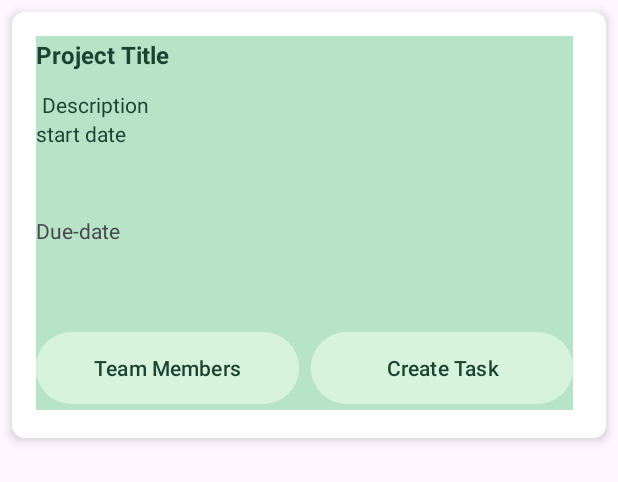
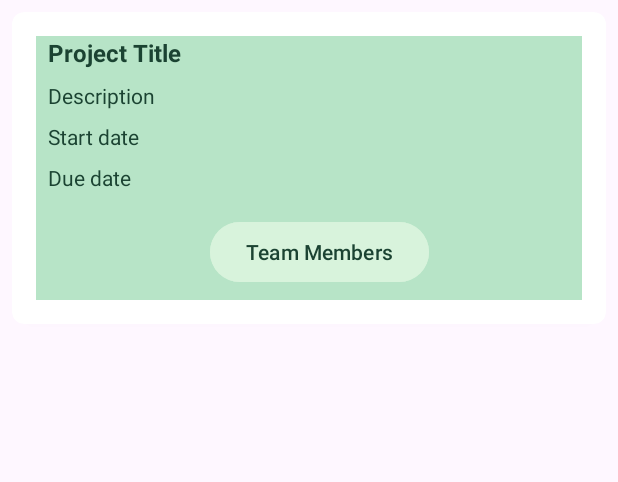
Before and after one commit to osamaps518/Project_Managment_Application, an Android app: the layout activity_project_adapter.xml on its own in the app's theme, with its tools: preview values and no code run, on a phone screen of 412 x 824 dp. Shown: the top 482 px of the screen. Run offline under Robolectric (Android 15) with nearby library versions, the phone set to English and light mode, and no system bars; network calls fail.

Commit message:
Team members management is working corrctly, left to test the notifications activity and the create new task...

```diff
--- a/android/app/src/main/java/com/hfad2/projectmanagmentapplication/activities/TaskDetailActivity.java
+++ b/android/app/src/main/java/com/hfad2/projectmanagmentapplication/activities/TaskDetailActivity.java
@@ -2,9 +2,11 @@ package com.hfad2.projectmanagmentapplication.activities;
 
 import android.os.Bundle;
 
+import androidx.appcompat.app.AppCompatActivity;
+
 import com.hfad2.projectmanagmentapplication.R;
 
-public class TaskDetailActivity extends BaseProjectActivity {
+public class TaskDetailActivity extends AppCompatActivity {
 
     @Override
     protected void onCreate(Bundle savedInstanceState) {
--- a/android/app/src/main/java/com/hfad2/projectmanagmentapplication/activities/UserProfileActivity.java
+++ b/android/app/src/main/java/com/hfad2/projectmanagmentapplication/activities/UserProfileActivity.java
@@ -2,9 +2,11 @@ package com.hfad2.projectmanagmentapplication.activities;
 
 import android.os.Bundle;
 
+import androidx.appcompat.app.AppCompatActivity;
+
 import com.hfad2.projectmanagmentapplication.R;
 
-public class UserProfileActivity extends BaseProjectActivity {
+public class UserProfileActivity extends AppCompatActivity {
 
     @Override
     protected void onCreate(Bundle savedInstanceState) {
--- a/android/app/src/main/java/com/hfad2/projectmanagmentapplication/activities/manager/ManagerDashboardActivity.java
+++ b/android/app/src/main/java/com/hfad2/projectmanagmentapplication/activities/manager/ManagerDashboardActivity.java
@@ -34,7 +34,6 @@ public class ManagerDashboardActivity extends AppCompatActivity {
     private ProjectAdapter projectAdapter;
     private List<Project> projectList;
     private String managerId;
-    private Button btnAddMember;
     private ImageButton btnMenu;
     private DrawerLayout drawerLayout;
     private NavigationView navigationView;
@@ -103,7 +102,7 @@ public class ManagerDashboardActivity extends AppCompatActivity {
                             JSONObject jsonObject = jsonArray.getJSONObject(i);
 
                             // Capture the project_id from the response
-                            String projectId = jsonObject.getString("project_id");
+                            String projectId = jsonObject.getString(APIConfig.PARAM_PROJECT_ID);
                             String title = jsonObject.getString(APIConfig.PARAM_TITLE);
                             String description = jsonObject.getString(APIConfig.PARAM_DESCRIPTION);
                             String startDate = jsonObject.getString(APIConfig.PARAM_START_DATE);
--- a/android/app/src/main/res/layout/activity_project_adapter.xml
+++ b/android/app/src/main/res/layout/activity_project_adapter.xml
@@ -10,98 +10,89 @@
         app:cardCornerRadius="8dp">
 
     <LinearLayout
-            android:layout_width="wrap_content"
-            android:layout_height="284dp"
+            android:layout_width="match_parent"
+            android:layout_height="wrap_content"
             android:orientation="horizontal"
             android:padding="16dp">
 
-
         <androidx.constraintlayout.widget.ConstraintLayout
-
-                android:layout_width="358dp"
-                android:layout_height="249dp"
+                android:layout_width="match_parent"
+                android:layout_height="wrap_content"
                 android:layout_weight="1"
                 android:background="@color/cards_background"
-                android:orientation="vertical"
-                app:layout_constraintBottom_toBottomOf="@+id/dueDateTextView"
-                app:layout_constraintTop_toBottomOf="@+id/dueDateTextView">
+                android:orientation="vertical">
 
             <TextView
                     android:id="@+id/titleTextView"
-                    android:layout_width="340dp"
-                    android:layout_height="35dp"
-                    android:layout_marginTop="5dp"
-                    android:layout_marginBottom="3dp"
+                    android:layout_width="0dp"
+                    android:layout_height="wrap_content"
+                    android:layout_marginStart="8dp"
+                    android:layout_marginEnd="8dp"
                     android:text="Project Title"
                     android:textColor="@color/font_color"
                     android:textSize="16sp"
                     android:textStyle="bold"
-                    app:layout_constraintBottom_toTopOf="@+id/descriptionTextView"
-                    app:layout_constraintTop_toTopOf="parent"
-                    tools:ignore="MissingConstraints"
-                    tools:layout_editor_absoluteX="11dp" />
-
-            <TextView
-                    android:id="@+id/descriptionTextView"
-                    android:layout_width="350dp"
-                    android:layout_height="0dp"
-                    android:layout_marginStart="4dp"
-                    android:layout_marginTop="36dp"
-                    android:layout_marginBottom="98dp"
-                    android:text="Description"
-                    android:textColor="@color/font_color"
-                    android:textSize="14sp"
+                    app:layout_constraintEnd_toEndOf="parent"
                     app:layout_constraintStart_toStartOf="parent"
                     app:layout_constraintTop_toTopOf="parent" />
 
             <TextView
-                    android:id="@+id/startDateTextView"
-                    android:layout_width="349dp"
-                    android:layout_height="0dp"
-                    android:layout_marginBottom="5dp"
-                    android:text="start date"
+                    android:id="@+id/descriptionTextView"
+                    android:layout_width="0dp"
+                    android:layout_height="wrap_content"
+                    android:layout_marginStart="8dp"
+                    android:layout_marginTop="8dp"
+                    android:layout_marginEnd="8dp"
+                    android:text="Description"
                     android:textColor="@color/font_color"
                     android:textSize="14sp"
-                    app:layout_constraintBottom_toTopOf="@+id/dueDateTextView"
-                    app:layout_constraintTop_toBottomOf="@+id/descriptionTextView"
-                    tools:layout_editor_absoluteX="6dp" />
+                    app:layout_constraintEnd_toEndOf="parent"
+                    app:layout_constraintStart_toStartOf="parent"
+                    app:layout_constraintTop_toBottomOf="@+id/titleTextView" />
+
+            <TextView
+                    android:id="@+id/startDateTextView"
+                    android:layout_width="0dp"
+                    android:layout_height="wrap_content"
+                    android:layout_marginStart="8dp"
+                    android:layout_marginTop="8dp"
+                    android:layout_marginEnd="8dp"
+                    android:text="Start date"
+                    android:textColor="@color/font_color"
+                    android:textSize="14sp"
+                    app:layout_constraintEnd_toEndOf="parent"
+                    app:layout_constraintStart_toStartOf="parent"
+                    app:layout_constraintTop_toBottomOf="@+id/descriptionTextView" />
+
+            <TextView
+                    android:id="@+id/dueDateTextView"
+                    android:layout_width="0dp"
+                    android:layout_height="wrap_content"
+                    android:layout_marginStart="8dp"
+                    android:layout_marginTop="8dp"
+                    android:layout_marginEnd="8dp"
+                    android:text="Due date"
+                    android:textColor="@color/font_color"
+                    android:textSize="14sp"
+                    app:layout_constraintEnd_toEndOf="parent"
+                    app:layout_constraintStart_toStartOf="parent"
+                    app:layout_constraintTop_toBottomOf="@+id/startDateTextView" />
 
             <Button
                     android:id="@+id/btnAddMember"
-                    android:layout_width="0dp"
-                    android:layout_height="56dp"
-                    android:layout_weight="1"
-                    android:layout_marginEnd="8dp"
+                    android:layout_width="wrap_content"
+                    android:layout_height="wrap_content"
+                    android:layout_marginTop="16dp"
+                    android:layout_marginBottom="8dp"
                     android:backgroundTint="@color/theme"
                     android:textColor="@color/font_color"
                     android:text="Team Members"
                     app:layout_constraintBottom_toBottomOf="parent"
-                    app:layout_constraintEnd_toStartOf="@+id/button4"
-                    app:layout_constraintStart_toStartOf="parent" />
-
-            <Button
-                    android:id="@+id/button4"
-                    android:layout_width="0dp"
-                    android:layout_height="56dp"
-                    android:layout_weight="1"
-                    android:backgroundTint="@color/theme"
-                    android:textColor="@color/font_color"
-                    android:text="Create Task"
-                    app:layout_constraintBottom_toBottomOf="parent"
-                    app:layout_constraintEnd_toEndOf="parent"
-                    app:layout_constraintStart_toEndOf="@+id/btnAddMember" />
-
-                  <TextView
-                    android:id="@+id/dueDateTextView"
-                    android:layout_width="368dp"
-                    android:layout_height="0dp"
-                    android:layout_marginBottom="14dp"
-                    android:text="Due-date"
-                    app:layout_constraintBottom_toTopOf="@+id/button4"
-                    app:layout_constraintTop_toBottomOf="@+id/startDateTextView"
-                    tools:layout_editor_absoluteX="4dp" />
+                    app:layout_constraintStart_toStartOf="parent"
+                    app:layout_constraintTop_toBottomOf="@+id/dueDateTextView"
+                    android:layout_marginStart="116dp"
+                    app:layout_constraintVertical_bias="1.0" />
 
         </androidx.constraintlayout.widget.ConstraintLayout>
-
     </LinearLayout>
 </androidx.cardview.widget.CardView>
```
Also changed, not shown: android/app/src/main/java/com/hfad2/projectmanagmentapplication/activities/BaseProjectActivity.java (deleted, +0 -31 lines), android/app/src/main/res/layout/activity_base_project.xml (deleted, +0 -23 lines), 1 other file.
